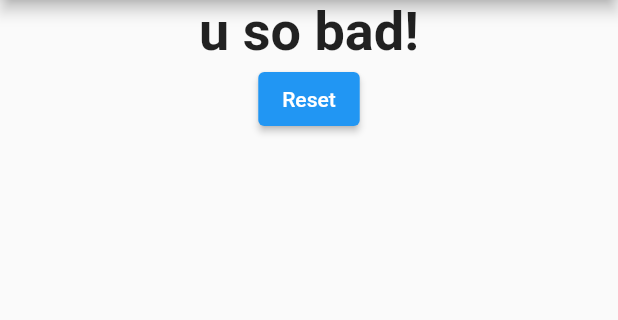
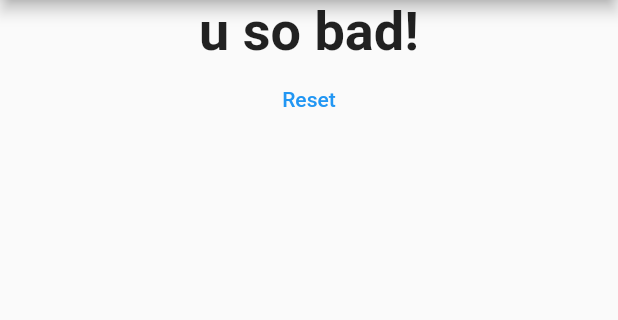
Before and after one commit to Alldden/quiz_app, a Flutter app: the screen it shows after launch, after a tap on "Black", after a tap on "Giraffe", after a tap on "Adam", on a phone screen of 412 x 824 dp, the part 84-404 px from its top. Run offline on Flutter 3.47's test engine with Material 2 defaults, Android fonts, the phone set to English and light mode, and no system bars.

Commit message:
_Old_ Button Widgets vs _New_ Button Widgets

```diff
--- a/lib/result.dart
+++ b/lib/result.dart
@@ -31,7 +31,7 @@ class Result extends StatelessWidget {
               textAlign: TextAlign.center,
             ),
           ),
-          ElevatedButton(onPressed: resetHandler, child: Text('Reset'))
+          TextButton(onPressed: resetHandler, child: Text('Reset'))
         ],
       ),
     );
```
